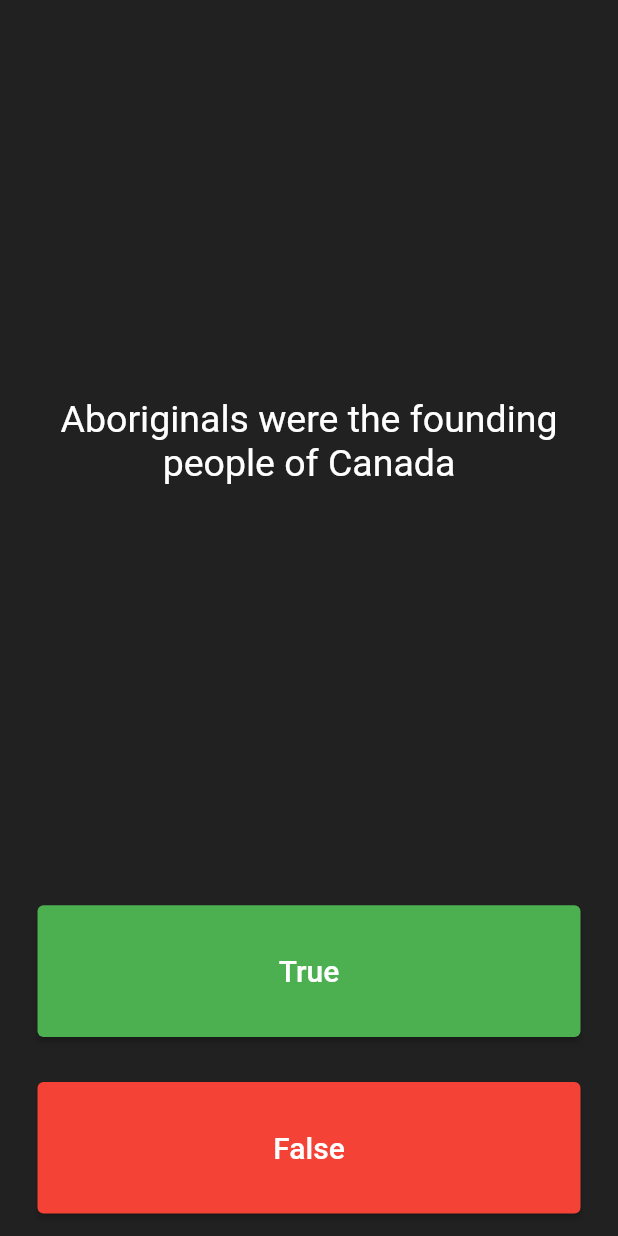
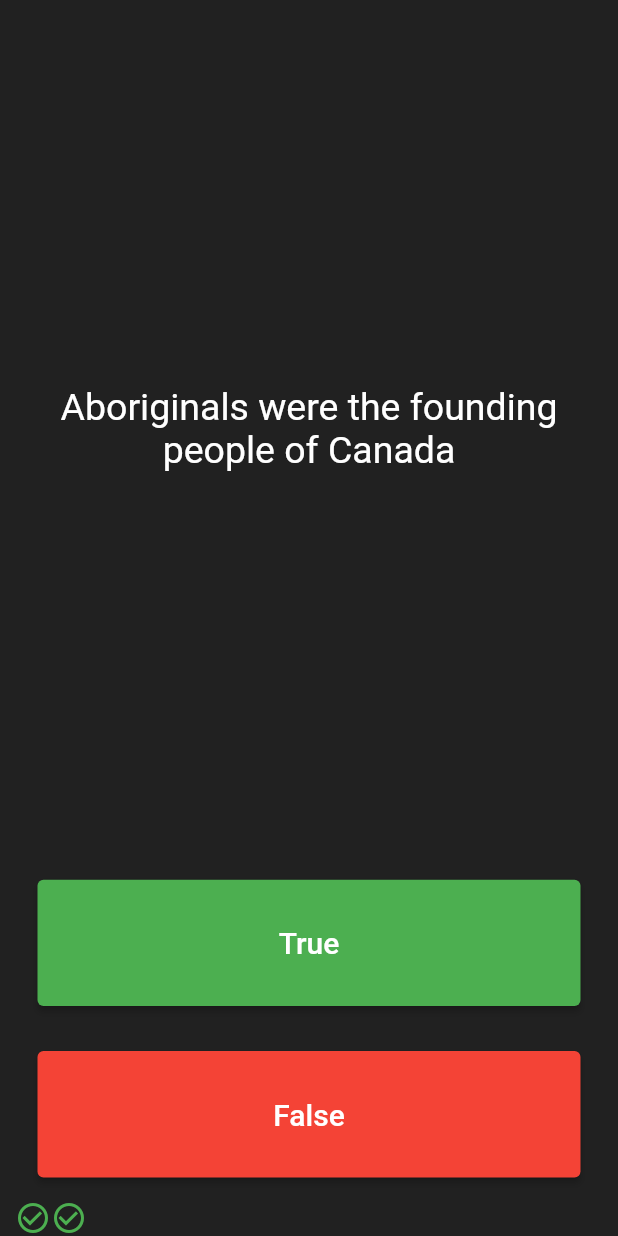
Before and after one commit to deekshasharma/flutter_quiz_app, a Flutter app: the screen it shows after launch, after a tap on "True", after a tap on "False", on a phone screen of 412 x 824 dp. Run offline on Flutter 3.47's test engine with Material 2 defaults, Android fonts, the phone set to English and light mode, and no system bars.

```diff
--- a/lib/main.dart
+++ b/lib/main.dart
@@ -35,12 +35,18 @@ class QuizPage extends StatefulWidget {
 class _QuizPageState extends State<QuizPage> {
   List<Icon> scoreKeeper = [];
   List<Question> questions = [
-    Question(question:'Canada Day is celebrated on July 1', answer: true),
-    Question(question:'Queen Elizabeth I is the Royal Queen', answer: false),
-    Question(question:'Aboriginals were the founding people of Canada', answer: true),
+    Question(question: 'Canada Day is celebrated on July 1', answer: true),
+    Question(question: 'Queen Elizabeth I is the Royal Queen', answer: false),
+    Question(
+        question: 'Aboriginals were the founding people of Canada',
+        answer: true),
   ];
 
   int currentQuestionNumber = 0;
+
+  isLastQuestion() {
+    return currentQuestionNumber == questions.length - 1;
+  }
 
   @override
   Widget build(BuildContext context) {
@@ -71,7 +77,7 @@ class _QuizPageState extends State<QuizPage> {
             child: ElevatedButton(
               style: ButtonStyle(
                   backgroundColor:
-                  MaterialStateProperty.all<Color>(Colors.green)),
+                      MaterialStateProperty.all<Color>(Colors.green)),
               child: const Text(
                 'True',
                 style: TextStyle(
@@ -80,10 +86,25 @@ class _QuizPageState extends State<QuizPage> {
                 ),
               ),
               onPressed: () {
-                if (currentQuestionNumber < questions.length - 1) {
+                setState(() {
+                  if (questions[currentQuestionNumber].answer == true) {
+                    scoreKeeper.add(const Icon(
+                      Icons.check_circle_outline,
+                      color: Colors.green,
+                    ));
+                  } else {
+                    scoreKeeper.add(const Icon(
+                      Icons.cancel_outlined,
+                      color: Colors.red,
+                    ));
+                  }
+                });
+                if (isLastQuestion() == false) {
                   setState(() {
                     currentQuestionNumber += 1;
                   });
+                } else {
+                  print('Quiz finished');
                 }
               },
             ),
@@ -95,7 +116,7 @@ class _QuizPageState extends State<QuizPage> {
             child: ElevatedButton(
               style: ButtonStyle(
                   backgroundColor:
-                  MaterialStateProperty.all<Color>(Colors.red)),
+                      MaterialStateProperty.all<Color>(Colors.red)),
               child: const Text(
                 'False',
                 style: TextStyle(
@@ -104,10 +125,23 @@ class _QuizPageState extends State<QuizPage> {
                 ),
               ),
               onPressed: () {
-                if (currentQuestionNumber < questions.length - 1) {
+                if (questions[currentQuestionNumber].answer == false) {
+                  scoreKeeper.add(const Icon(
+                    Icons.check_circle_outline,
+                    color: Colors.green,
+                  ));
+                } else {
+                  scoreKeeper.add(const Icon(
+                    Icons.cancel_outlined,
+                    color: Colors.red,
+                  ));
+                }
+                if (isLastQuestion() == false) {
                   setState(() {
                     currentQuestionNumber += 1;
                   });
+                } else {
+                  print('Quiz finished');
                 }
               },
             ),
```
